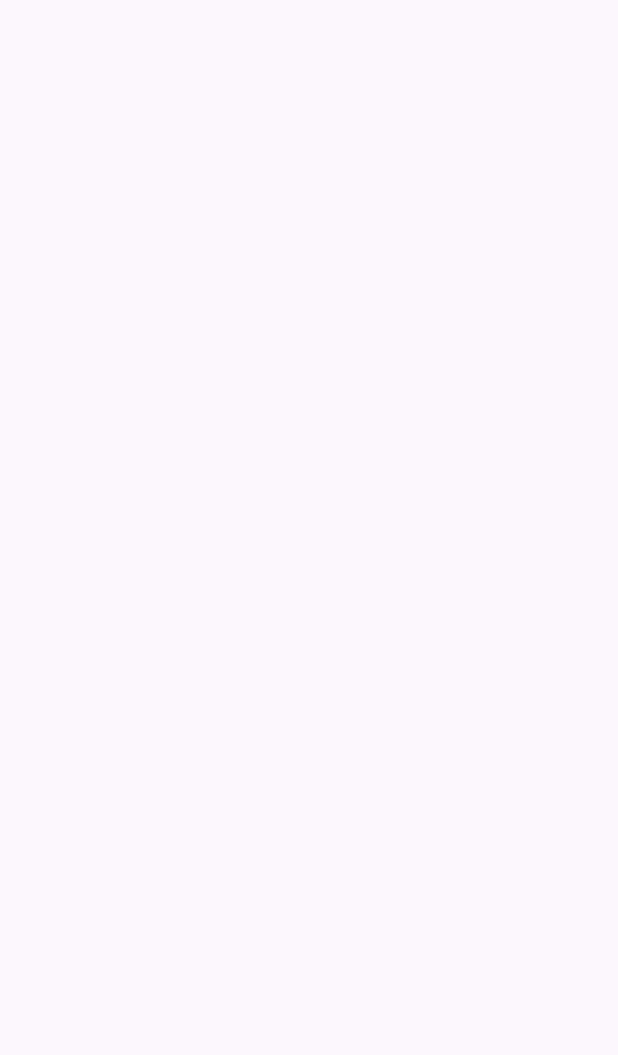
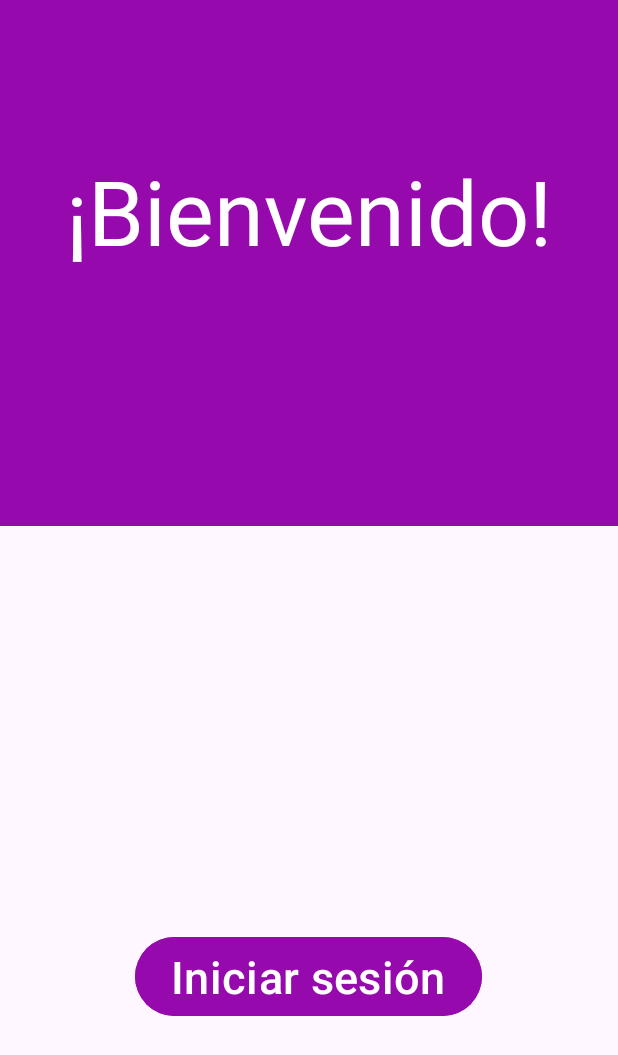
Before and after one commit to KarenRodea7/PuntoVenta_KR, an Android app: the screen it shows after launch (MainActivity), on a phone screen of 412 x 824 dp. Before the commit the part shown is empty. Shown: the top 1055 px of the screen. Run offline under Robolectric (Android 15) with nearby library versions, the phone set to English and light mode, and no system bars.

Commit message:
Inicio commit

```diff
--- a/app/src/main/AndroidManifest.xml
+++ b/app/src/main/AndroidManifest.xml
@@ -13,6 +13,12 @@
         android:theme="@style/Theme.PuntoVenta_KR"
         tools:targetApi="31">
         <activity
+            android:name=".Inventario"
+            android:exported="false" />
+        <activity
+            android:name=".Venta"
+            android:exported="false" />
+        <activity
             android:name=".MainActivity"
             android:exported="true">
             <intent-filter>
--- a/app/src/main/java/com/example/puntoventa_kr/MainActivity.java
+++ b/app/src/main/java/com/example/puntoventa_kr/MainActivity.java
@@ -1,6 +1,11 @@
 package com.example.puntoventa_kr;
 
+import android.content.Intent;
 import android.os.Bundle;
+import android.view.View;
+import android.widget.Button;
+import android.widget.EditText;
+import android.widget.Toast;
 
 import androidx.activity.EdgeToEdge;
 import androidx.appcompat.app.AppCompatActivity;
@@ -10,10 +15,40 @@ import androidx.core.view.WindowInsetsCompat;
 
 public class MainActivity extends AppCompatActivity {
 
+    Button btnIniciar;
+    EditText user, pass;
+    int sum = 0;
+
     @Override
     protected void onCreate(Bundle savedInstanceState) {
         super.onCreate(savedInstanceState);
         setContentView(R.layout.activity_main);
 
+        btnIniciar = findViewById(R.id.Iniciar);
+        user = findViewById(R.id.User);
+        pass = findViewById(R.id.Pass);
+        btnIniciar.setOnClickListener(new View.OnClickListener() {
+
+            public void onClick(View view) {
+                if(sum<3){
+                    sum = sum + 1;
+
+                    Intent intent = new Intent(getApplicationContext(), Venta.class);
+                    String datos = user.getText().toString();
+                    String contr = pass.getText().toString();
+
+                    if(datos.equals("") & contr.equals("")){
+                        startActivity(intent);
+                        Toast.makeText(getApplicationContext(), "Bienvenido al Menú "+datos, Toast.LENGTH_LONG).show();
+                    }else {
+                        Toast.makeText(getApplicationContext(),"Cuenta o contraseña incorrectos, te quedan:  " +(3-sum)+" Intentos",Toast.LENGTH_SHORT).show();
+                    }
+                }else{
+                    Toast.makeText(getApplicationContext(),"Excediste tus oportunidades",Toast.LENGTH_SHORT).show();
+                    btnIniciar.setEnabled(false);
+                }
+            }
+        });
+
     }
 }
--- a/app/src/main/res/layout/activity_main.xml
+++ b/app/src/main/res/layout/activity_main.xml
@@ -7,6 +7,97 @@
     android:layout_height="match_parent"
     tools:context=".MainActivity">
 
+    <LinearLayout
+        android:layout_width="match_parent"
+        android:layout_height="match_parent"
+        android:gravity="center_horizontal"
+        android:orientation="vertical">
+        <View
+            android:layout_width="match_parent"
+            android:layout_height="100dp"
+            android:background="#960AAD"/>
+        <TextView
+            android:layout_width="match_parent"
+            android:layout_height="wrap_content"
+            android:background="#960AAD"
+            android:text="¡Bienvenido!"
+            android:textAlignment="center"
+            android:textColor="#ffffff"
+            android:textSize="60sp"/>
+        <View
+            android:layout_width="match_parent"
+            android:layout_height="170dp"
+            android:background="#960AAD"/>
+        <LinearLayout
+            android:layout_width="match_parent"
+            android:layout_height="100dp"
+            android:layout_marginBottom="10dp"
+            android:layout_marginTop="20dp"
+            android:layout_gravity="center"
+            android:orientation="horizontal">
+            <TextView
+                android:layout_width="wrap_content"
+                android:paddingLeft="10dp"
+                android:layout_height="wrap_content"
+                android:layout_marginLeft="400dp"
+                android:layout_marginRight="50dp"
+                android:textSize="30dp"
+                android:text="User: "
+                android:textColor="#fff"
+                android:background="#960AAD"/>
+            <EditText
+                android:layout_width="wrap_content"
+                android:layout_height="wrap_content"
+                android:id="@+id/User"
+                android:hint="Escribe tu usuario"
+                android:textStyle="normal"
+                android:textColor="#000"
+                android:textColorHint="#7C373131"
+                android:textSize="30dp"/>
+        </LinearLayout>
+        <LinearLayout
+            android:layout_width="match_parent"
+            android:layout_height="100dp"
+            android:layout_gravity="center"
+            android:orientation="horizontal">
+            <TextView
+                android:layout_width="wrap_content"
+                android:layout_height="wrap_content"
+                android:paddingLeft="10dp"
+                android:layout_marginLeft="400dp"
+                android:layout_marginRight="50dp"
+                android:textSize="30dp"
+                android:text="Pass: "
+                android:textColor="#fff"
+                android:background="#960AAD"/>
+            <EditText
+                android:layout_width="200dp"
+                android:layout_height="wrap_content"
+                android:id="@+id/Pass"
+                android:hint="Escribe tu contraseña"
+                android:textStyle="normal"
+                android:inputType="textPassword"
+                android:textColorHint="#7C373131"
+                android:textSize="30dp"/>
+        </LinearLayout>
+        <LinearLayout
+            android:layout_width="wrap_content"
+            android:layout_height="wrap_content"
+            android:layout_marginTop="40dp"
+            android:layout_gravity="center"
+            android:orientation="horizontal">
+            <Button
+                android:layout_width="wrap_content"
+                android:layout_height="wrap_content"
+                android:backgroundTint="#960AAD"
+                android:id="@+id/Iniciar"
+                android:textSize="30dp"
+                android:text="Iniciar sesión"/>
+        </LinearLayout>
+
+
+    </LinearLayout>
+
 
 
 </RelativeLayout>
```
Also changed, not shown: app/src/main/java/com/example/puntoventa_kr/Inventario.java (added, +19 -0 lines), app/src/main/java/com/example/puntoventa_kr/Venta.java (added, +19 -0 lines), app/src/main/res/layout/activity_inventario.xml (added, +10 -0 lines), app/src/main/res/layout/activity_venta.xml (added, +10 -0 lines).
